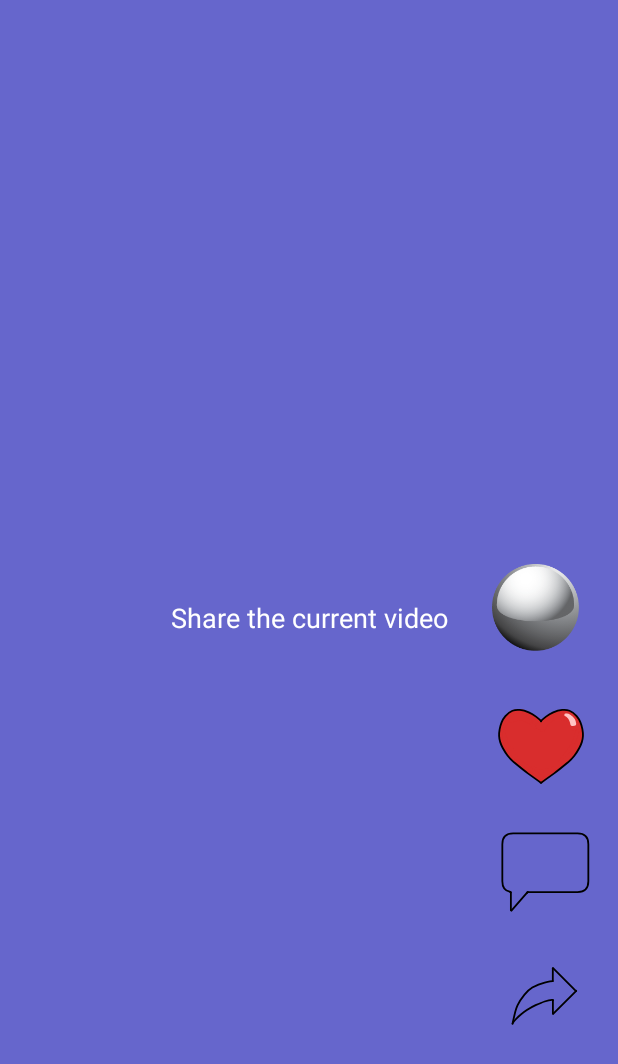
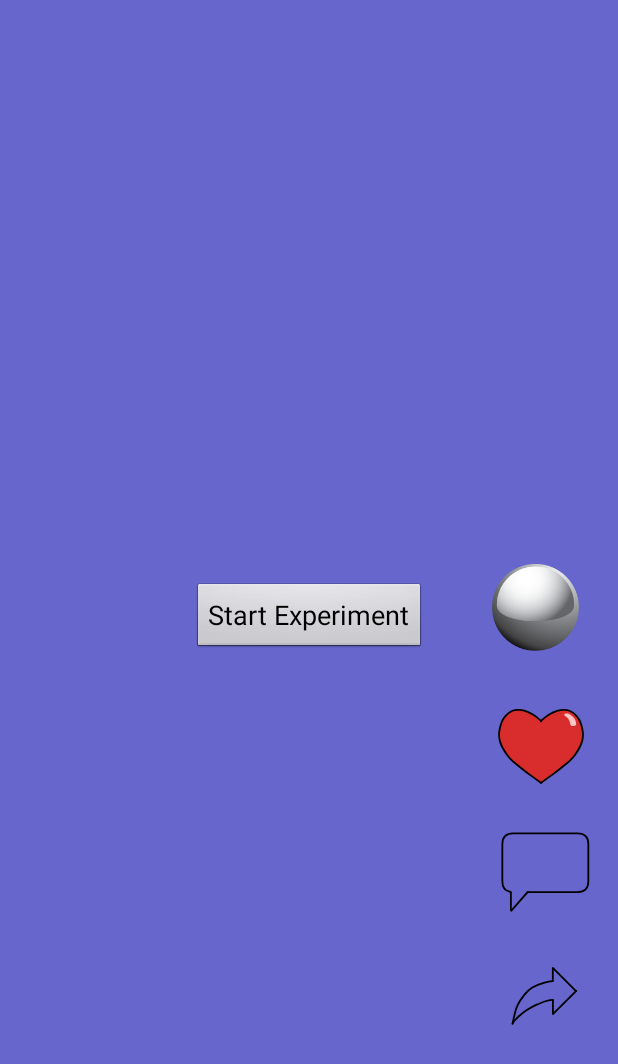
Before and after one commit to whc2001/EECS4443W2324Project, an Android app: the TouchModeActivity screen opened directly, with no data from a screen before it, after a tap on "a like button", on a phone screen of 412 x 824 dp. Shown: the top 1064 px of the screen. Run offline under Robolectric (Android 15) with nearby library versions, the phone set to English and light mode, and no system bars; pictures from the network do not load; 1 statement that could not run was skipped.

Commit message:
feat: usable touch ui

```diff
--- a/app/src/main/java/ca/yorku/eecs/groupr/tilttiktok/TouchModeActivity.java
+++ b/app/src/main/java/ca/yorku/eecs/groupr/tilttiktok/TouchModeActivity.java
@@ -4,18 +4,15 @@ import android.app.Activity;
 import android.content.pm.ActivityInfo;
 import android.content.res.Configuration;
 import android.graphics.Color;
-import android.hardware.Sensor;
-import android.hardware.SensorManager;
 import android.os.Bundle;
-import android.os.CountDownTimer;
 import android.util.Log;
 import android.view.Surface;
 import android.view.View;
 import android.view.ViewGroup;
 import android.view.WindowManager;
+import android.widget.Button;
 import android.widget.ImageButton;
 import android.widget.TextView;
-import android.widget.Toast;
 
 import androidx.annotation.NonNull;
 import androidx.recyclerview.widget.RecyclerView;
@@ -32,34 +29,36 @@ public class TouchModeActivity extends Activity {
 
     private int currentPage = 1;    // Start from the second page, which is the first real page
 
-    private SensorManager sm;
-    private Sensor gyro;
-    private TiltDirectionListener tdl;
+    private ExperimentSetup setup;
+    private ExperimentCoordinator coord;
 
-    private ExperimentSetup setup;
+    private SoundEffect se;
+
+    // Don't auto scroll to next if the last action was NEXT or PREVIOUS or experiment beginning
+    private boolean coordLastShouldNotScroll = true;
+    // Don't send scroll events if the last scroll was caused by the coordinator
+    private boolean coordIgnoreLastScroll = false;
 
     private ViewPager2 vpContent;
-    private ImageButton likeButton, commentButton, shareButton;
-    private boolean isLiked, isCommented, isShared;
-    ExperimentCoordinator coord;
-    TextView textDisplay;
+    private Button btnStart;
+    private ImageButton btnLike, btnComment, btnShare;
+    private boolean isLiked = false, isCommented = false, isShared = false;
+    TextView lblDisplay;
 
     private ViewPager2.OnPageChangeCallback onPageChange = new ViewPager2.OnPageChangeCallback() {
         @Override
         public void onPageSelected(int position) {
             super.onPageSelected(position);
-            if (position > currentPage) {
-                if(coord != null) {
+            // do not send scroll events if the last scroll was caused by the coordinator
+            if (!coordIgnoreLastScroll) {
+                if (position > currentPage) {
                     coord.performAction(ExperimentAction.NEXT);
-                }
-                Log.i(MYDEBUG, ">>>NEXT>>>");
-            } else if (position < currentPage) {
-                if(coord != null) {
+                } else if (position < currentPage) {
                     coord.performAction(ExperimentAction.PREVIOUS);
                 }
-                Log.i(MYDEBUG, "<<<PREV<<<");
             }
             currentPage = position;
+            coordIgnoreLastScroll = false;
         }
 
         @Override
@@ -86,6 +85,34 @@ public class TouchModeActivity extends Activity {
         }
     };
 
+    ExperimentCoordinatorCallback callback = new ExperimentCoordinatorCallback() {
+        @Override
+        public void onExperimentStart() {
+            Log.e("ExperimentCoordinator", "onExperimentStart");
+        }
+
+        @Override
+        public void onNewTrial(int trial, ExperimentAction action) {
+            se.correct();
+            coordIgnoreLastScroll = true;
+            if(!coordLastShouldNotScroll)
+                scrollNext();
+            lblDisplay.setText(action.toString());
+            coordLastShouldNotScroll = action == ExperimentAction.NEXT || action == ExperimentAction.PREVIOUS;
+        }
+
+        @Override
+        public void onIncorrectAction(int trial, ExperimentAction action) {
+            se.incorrect();
+        }
+
+        @Override
+        public void onExperimentFinished(ExperimentResult result) {
+            ExperimentResultExporter.write(result);
+            // transition to the finish activity
+        }
+    };
+
     public void scrollNext() {
         resetButtonStates();
         vpContent.setCurrentItem(currentPage + 1, true);
@@ -98,120 +125,76 @@ public class TouchModeActivity extends Activity {
 
     public void resetButtonStates() {
         isLiked = false;
-        likeButton.setImageResource(R.drawable.heart);
+        btnLike.setImageResource(R.drawable.heart);
 
         isCommented = false;
-        commentButton.setImageResource(R.drawable.message);
+        btnComment.setImageResource(R.drawable.message);
 
         isShared = false;
-        shareButton.setImageResource(R.drawable.arrowblank);
+        btnShare.setImageResource(R.drawable.arrowblank);
     }
+
     @Override
     public void onCreate(Bundle savedInstanceState) {
         super.onCreate(savedInstanceState);
         setContentView(R.layout.touchui);
+
+        // Lock rotate
+        if (this.getDefaultDeviceOrientation() == Configuration.ORIENTATION_LANDSCAPE)
+            setRequestedOrientation(ActivityInfo.SCREEN_ORIENTATION_LANDSCAPE);
+        else setRequestedOrientation(ActivityInfo.SCREEN_ORIENTATION_PORTRAIT);
+
+        // Initialize controls
+        lblDisplay = findViewById(R.id.lblDisplay);
+        vpContent = findViewById(R.id.vpContent);
+        btnStart = findViewById(R.id.btnStart);
+        btnLike = findViewById(R.id.btnLike);
+        btnComment = findViewById(R.id.btnComment);
+        btnShare = findViewById(R.id.btnShare);
+
         // Retrieve the passed ExperimentSetup object
         setup = getIntent().getParcelableExtra("setup");
 
-        textDisplay = (TextView) findViewById(R.id.touchuitextdisplay);
-        ExperimentCoordinatorCallback callback = new ExperimentCoordinatorCallback() {
-			@Override
-			public void onExperimentStart() {
-				Log.e("ExperimentCoordinator", "onExperimentStart");
-			}
+        // Initialize the ExperimentCoordinator
+        coord = new ExperimentCoordinator(setup, callback);
+        se = new SoundEffect(this);
 
-			@Override
-			public void onNewTrial(int trial, ExperimentAction action) {
-				Log.e("ExperimentCoordinator", "onNewTrial: " + trial + " " + action);
-				textDisplay.setText(action.toString());
-			}
-
-			@Override
-			public void onIncorrectAction(int trial, ExperimentAction action) {
-				Log.e("ExperimentCoordinator", "onIncorrectAction: " + trial + " " + action);
-			}
-
-			@Override
-			public void onExperimentFinished(ExperimentResult result) {
-				Log.e("ExperimentCoordinator", "onExperimentFinished");
-				textDisplay.setText("-Experiment Finished-");
-				for(int i = 0; i < result.getDurationEachTrial().length; i++) {
-					Log.e("ExperimentCoordinator", "Trial " + i + ": " + result.getDurationEachTrial()[i] + "ms");
-				}
-
-				for(int i = 0; i < result.getIncorrectActionEachTrial().length; i++) {
-					Log.e("ExperimentCoordinator", "Trial " + i + ": " + result.getIncorrectActionEachTrial()[i] + " incorrect actions");
-				}
-
-				ExperimentResultExporter.write(result);
-			}
-		};
-
-		ExperimentSetup setup = new ExperimentSetup("99", ControlMethod.TOUCH, 10);
-		coord = new ExperimentCoordinator(setup, callback);
-		coord.startExperiment();
-
-        //onCreate set the states to false
-        isLiked = false;
-        isCommented = false;
-        isShared = false;
-
-        vpContent = findViewById(R.id.content_view);
-
-        likeButton = findViewById(R.id.like_button);
-        likeButton.setOnClickListener(new View.OnClickListener() {
+        // Attach the events for the buttons
+        btnStart.setOnClickListener(new View.OnClickListener() {
             @Override
             public void onClick(View v) {
-                // scrollPrev();
-                // collect data
-                if(coord != null) {
-                    coord.performAction(ExperimentAction.LIKE);
-                }
-                // Toggle the state
-                isLiked = !isLiked;
-                // Change the button image based on the new state
-                if (isLiked) {
-                    likeButton.setImageResource(R.drawable.heartfill);
-                } else {
-                    likeButton.setImageResource(R.drawable.heart);
-                }
+                btnStart.setVisibility(View.GONE);
+                lblDisplay.setVisibility(View.VISIBLE);
+                coord.startExperiment();
             }
         });
-        commentButton = findViewById(R.id.comment_button);
-        commentButton.setOnClickListener(new View.OnClickListener() {
+        btnLike.setOnClickListener(new View.OnClickListener() {
             @Override
             public void onClick(View v) {
-                // scrollNext();
-                if(coord != null) {
-                    coord.performAction(ExperimentAction.COMMENT);
-                }
-                // Toggle the state
-                isCommented = !isCommented;
-                // Change the button image based on the new state
-                if (isCommented) {
-                    commentButton.setImageResource(R.drawable.messagefill);
-                } else {
-                    commentButton.setImageResource(R.drawable.message);
-                }
+                coord.performAction(ExperimentAction.LIKE);
+
+                // Toggle the state and change the button image based on the new state
+                isLiked = !isLiked;
+                btnLike.setImageResource(isLiked ? R.drawable.heartfill : R.drawable.heart);
             }
         });
-
-        shareButton = findViewById(R.id.share_button);
-        shareButton.setOnClickListener(new View.OnClickListener() {
+        btnComment.setOnClickListener(new View.OnClickListener() {
             @Override
             public void onClick(View v) {
-                // scrollNext();
-                if(coord != null) {
-                    coord.performAction(ExperimentAction.SHARE);
-                }
-                // Toggle the state
+                coord.performAction(ExperimentAction.COMMENT);
+
+                // Toggle the state and change the button image based on the new state
+                isCommented = !isCommented;
+                btnComment.setImageResource(isCommented ? R.drawable.messagefill : R.drawable.message);
+            }
+        });
+        btnShare.setOnClickListener(new View.OnClickListener() {
+            @Override
+            public void onClick(View v) {
+                coord.performAction(ExperimentAction.SHARE);
+                // Toggle the state and change the button image based on the new state
                 isShared = !isShared;
-                // Change the button image based on the new state
-                if (isShared) {
-                    shareButton.setImageResource(R.drawable.arrowfill);
-                } else {
-                    shareButton.setImageResource(R.drawable.arrowblank);
-                }
+                btnShare.setImageResource(isShared ? R.drawable.arrowfill : R.drawable.arrowblank);
             }
         });
 
@@ -238,30 +221,6 @@ public class TouchModeActivity extends Activity {
         });
         vpContent.setCurrentItem(currentPage, false);
         vpContent.registerOnPageChangeCallback(onPageChange);
-
-
-        // get experiment setup
-        setup = getIntent().getExtras().getParcelable("setup");
-
-        // lock rotate
-        if (this.getDefaultDeviceOrientation() == Configuration.ORIENTATION_LANDSCAPE)
-            setRequestedOrientation(ActivityInfo.SCREEN_ORIENTATION_LANDSCAPE);
-        else setRequestedOrientation(ActivityInfo.SCREEN_ORIENTATION_PORTRAIT);
-
-        if (setup.getControlMethod() == ControlMethod.TILT) {
-            sm = (SensorManager) getSystemService(SENSOR_SERVICE);
-            gyro = sm.getDefaultSensor(Sensor.TYPE_GYROSCOPE);
-            if (gyro == null) {
-                Toast.makeText(this, "Sensor error, the experiment cannot be performed in tilt mode.", Toast.LENGTH_LONG).show();
-                this.finish();
-            }
-            tdl = new TiltDirectionListener(new TiltDirectionListener.ITiltDirectionCallback() {
-                @Override
-                public void onTiltDirection(TiltDirection direction) {
-                    Log.i(MYDEBUG, direction.toString());
-                }
-            });
-        }
     }
 
     /*
@@ -284,21 +243,19 @@ public class TouchModeActivity extends Activity {
     @Override
     protected void onResume() {
         super.onResume();
-        if (setup.getControlMethod() == ControlMethod.TILT) {
-            sm.registerListener(tdl, gyro, SensorManager.SENSOR_DELAY_GAME);
-        }
     }
 
     @Override
     protected void onPause() {
         super.onPause();
-        if (setup.getControlMethod() == ControlMethod.TILT) {
-            sm.unregisterListener(tdl);
-        }
     }
 
     @Override
     public void onStop() {
         super.onStop();
+        try {
+            se.finalize();
+        } catch (Throwable e) {
+        }
     }
 }
--- a/app/src/main/res/layout/touchui.xml
+++ b/app/src/main/res/layout/touchui.xml
@@ -2,21 +2,20 @@
 <LinearLayout xmlns:android="http://schemas.android.com/apk/res/android"
     android:layout_width="match_parent"
     android:layout_height="match_parent"
-    android:orientation="vertical"
-    android:background="@android:color/white">
+    android:background="@android:color/white"
+    android:orientation="vertical">
 
     <FrameLayout
         android:layout_width="match_parent"
-        android:layout_height="0dp"
+        android:layout_height="match_parent"
         android:layout_weight="1">
 
         <!-- Content Area -->
         <androidx.viewpager2.widget.ViewPager2
-            android:id="@+id/content_view"
+            android:id="@+id/vpContent"
             android:layout_width="match_parent"
             android:layout_height="match_parent"
-            android:orientation="vertical"
-            />
+            android:orientation="vertical" />
 
         <!-- Buttons Column -->
         <LinearLayout
@@ -38,7 +37,7 @@
 
             <!-- Like Button -->
             <ImageButton
-                android:id="@+id/like_button"
+                android:id="@+id/btnLike"
                 android:layout_width="68dp"
                 android:layout_height="68dp"
                 android:background="?android:selectableItemBackground"
@@ -48,7 +47,7 @@
 
             <!-- Comment Button -->
             <ImageButton
-                android:id="@+id/comment_button"
+                android:id="@+id/btnComment"
                 android:layout_width="68dp"
                 android:layout_height="68dp"
                 android:layout_marginTop="16dp"
@@ -59,7 +58,7 @@
 
             <!-- Share Button -->
             <ImageButton
-                android:id="@+id/share_button"
+                android:id="@+id/btnShare"
                 android:layout_width="68dp"
                 android:layout_height="68dp"
                 android:layout_marginTop="16dp"
@@ -71,11 +70,22 @@
 
         <!-- Text UI in the center of the screen -->
         <TextView
-            android:id="@+id/touchuitextdisplay"
-            android:layout_width="match_parent"
-            android:layout_height="match_parent"
+            android:id="@+id/lblDisplay"
+            android:layout_width="wrap_content"
+            android:layout_height="wrap_content"
             android:gravity="center"
-            android:text="-"
+            android:layout_gravity="center"
+            android:visibility="gone"
+            android:text=""
+            android:textAppearance="?android:attr/textAppearanceMedium" />
+
+        <Button
+            android:id="@+id/btnStart"
+            android:layout_width="wrap_content"
+            android:layout_height="wrap_content"
+            android:gravity="center"
+            android:layout_gravity="center"
+            android:text="@string/start_experiment_button_text"
             android:textAppearance="?android:attr/textAppearanceMedium" />
 
     </FrameLayout>
--- a/app/src/main/res/values/strings.xml
+++ b/app/src/main/res/values/strings.xml
@@ -8,9 +8,9 @@
     <string name="setupitemcontrolmethod">Control Method</string>
     <string name="setupitemtrials">Trials</string>
     <string name="button01text">OK</string>
-    <string name="button02text">OK2</string>
     <string name="button03text">EXIT</string>
 
+    <string name="start_experiment_button_text">Start Experiment</string>
     <string name="like_button_description">a like button</string>
     <string name="comment_button_description">a comment button</string>
     <string name="share_button_description">a share button</string>
```
